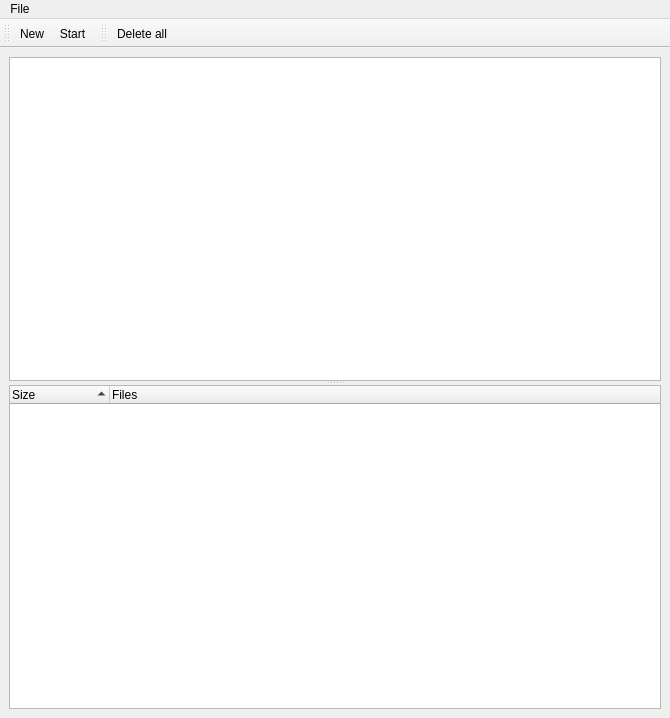
This is resources/form.ui in sanami/qt-dupfinder as Qt 5 draws it before an edit. The edited form follows.
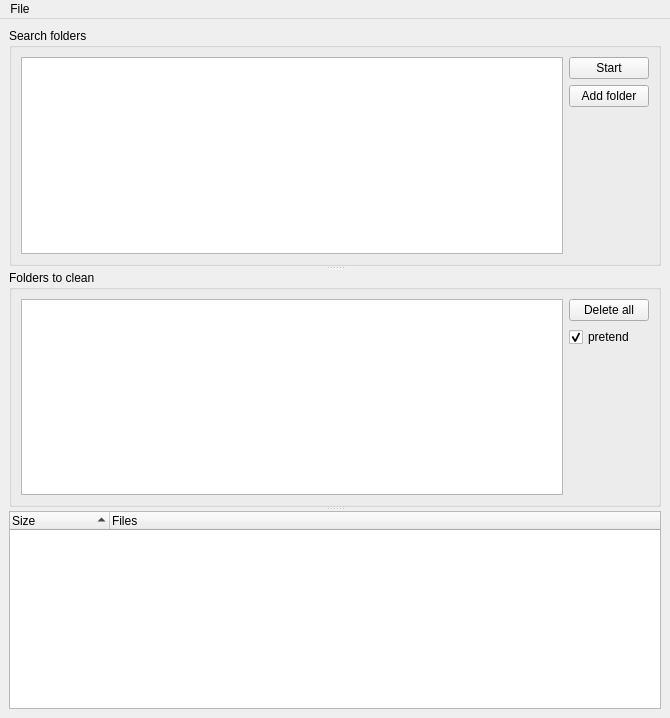
This is the edited form. Icons and pictures are not drawn.

Commit message: Delete duplicates only in specified folders

Diff of the .ui file:
```diff
--- a/resources/form.ui
+++ b/resources/form.ui
@@ -14,13 +14,68 @@
    <string>MainWindow</string>
   </property>
   <widget class="QWidget" name="centralwidget">
-   <layout class="QGridLayout" name="gridLayout">
+   <layout class="QGridLayout" name="gridLayout_3">
     <item row="0" column="0">
-     <widget class="QSplitter" name="splitter">
+     <widget class="QSplitter" name="splitter_2">
       <property name="orientation">
        <enum>Qt::Vertical</enum>
       </property>
-      <widget class="QPlainTextEdit" name="folders"/>
+      <widget class="QSplitter" name="splitter">
+       <property name="orientation">
+        <enum>Qt::Vertical</enum>
+       </property>
+       <widget class="QGroupBox" name="groupBox">
+        <property name="title">
+         <string>Search folders</string>
+        </property>
+        <layout class="QGridLayout" name="gridLayout">
+         <item row="0" column="0" rowspan="3">
+          <widget class="QPlainTextEdit" name="folders"/>
+         </item>
+         <item row="0" column="1">
+          <widget class="QPushButton" name="start">
+           <property name="text">
+            <string>Start</string>
+           </property>
+          </widget>
+         </item>
+         <item row="1" column="1">
+          <widget class="QPushButton" name="add_folder">
+           <property name="text">
+            <string>Add folder</string>
+           </property>
+          </widget>
+         </item>
+        </layout>
+       </widget>
+       <widget class="QGroupBox" name="groupBox_2">
+        <property name="title">
+         <string>Folders to clean</string>
+        </property>
+        <layout class="QGridLayout" name="gridLayout_2">
+         <item row="0" column="0" rowspan="3">
+          <widget class="QPlainTextEdit" name="folders_to_clean"/>
+         </item>
+         <item row="0" column="1">
+          <widget class="QPushButton" name="delete_all">
+           <property name="text">
+            <string>Delete all</string>
+           </property>
+          </widget>
+         </item>
+         <item row="1" column="1">
+          <widget class="QCheckBox" name="pretend">
+           <property name="text">
+            <string>pretend</string>
+           </property>
+           <property name="checked">
+            <bool>true</bool>
+           </property>
+          </widget>
+         </item>
+        </layout>
+       </widget>
+      </widget>
       <widget class="QTreeWidget" name="duplicates">
        <property name="contextMenuPolicy">
         <enum>Qt::ActionsContextMenu</enum>
@@ -75,31 +130,6 @@
    </widget>
    <addaction name="menuFile"/>
   </widget>
-  <widget class="QToolBar" name="toolBar">
-   <property name="windowTitle">
-    <string>toolBar</string>
-   </property>
-   <attribute name="toolBarArea">
-    <enum>TopToolBarArea</enum>
-   </attribute>
-   <attribute name="toolBarBreak">
-    <bool>false</bool>
-   </attribute>
-   <addaction name="action_new"/>
-   <addaction name="action_start"/>
-  </widget>
-  <widget class="QToolBar" name="toolBar_2">
-   <property name="windowTitle">
-    <string>toolBar_2</string>
-   </property>
-   <attribute name="toolBarArea">
-    <enum>TopToolBarArea</enum>
-   </attribute>
-   <attribute name="toolBarBreak">
-    <bool>false</bool>
-   </attribute>
-   <addaction name="action_delete_all"/>
-  </widget>
   <action name="action_save">
    <property name="icon">
     <iconset resource="resources.qrc">
```
Left out of the diff: 4 changed lines with no effect on the pictures. The commit also changes 4 other files.
